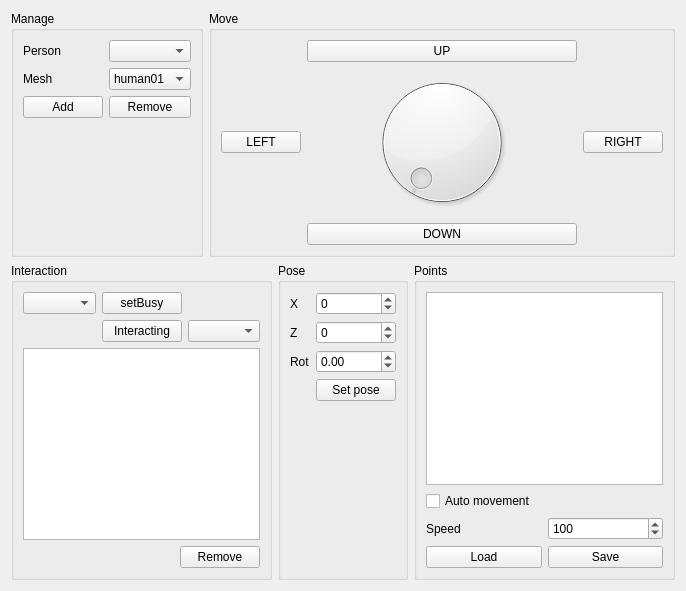
Old version of the form components/fakeHumanAgent/src/mainUI.ui in the repository carloslobatog/robocomp-shelly.
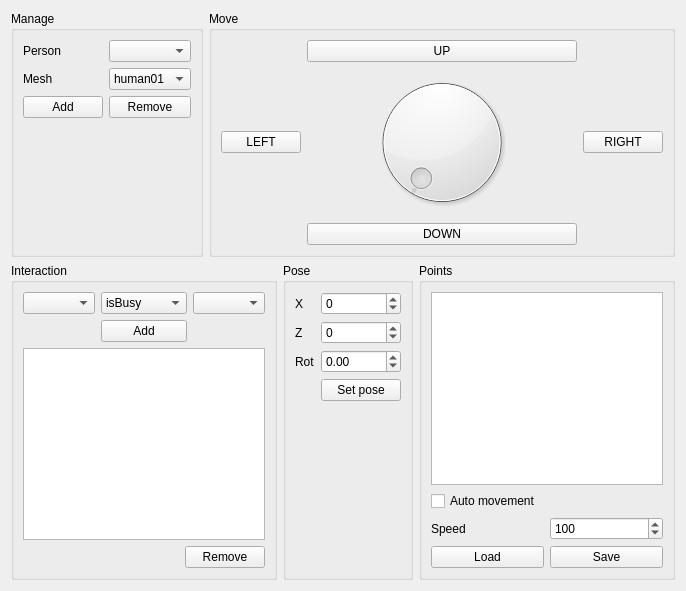
New version of the form.

Commit message: Block/softBlock interaction added

What changed in the file:
```diff
--- a/components/fakeHumanAgent/src/mainUI.ui
+++ b/components/fakeHumanAgent/src/mainUI.ui
@@ -143,23 +143,40 @@
           <item row="0" column="0">
            <widget class="QComboBox" name="int1_cb"/>
           </item>
-          <item row="1" column="2">
-           <widget class="QComboBox" name="int2_cb"/>
-          </item>
           <item row="0" column="1">
-           <widget class="QPushButton" name="busy_pb">
-            <property name="text">
-             <string>setBusy</string>
-            </property>
+           <widget class="QComboBox" name="interaction_cb">
+            <item>
+             <property name="text">
+              <string>isBusy</string>
+             </property>
+            </item>
+            <item>
+             <property name="text">
+              <string>interacting</string>
+             </property>
+            </item>
+            <item>
+             <property name="text">
+              <string>block</string>
+             </property>
+            </item>
+            <item>
+             <property name="text">
+              <string>softBlock</string>
+             </property>
+            </item>
            </widget>
           </item>
           <item row="1" column="1">
            <widget class="QPushButton" name="interact_pb">
             <property name="text">
-             <string>Interacting</string>
+             <string>Add</string>
             </property>
            </widget>
           </item>
+          <item row="0" column="2">
+           <widget class="QComboBox" name="int2_cb"/>
+          </item>
          </layout>
         </item>
         <item>
```
Left out of the diff: 2 changed lines with no effect on the pictures. The commit also changes 2 other files.
